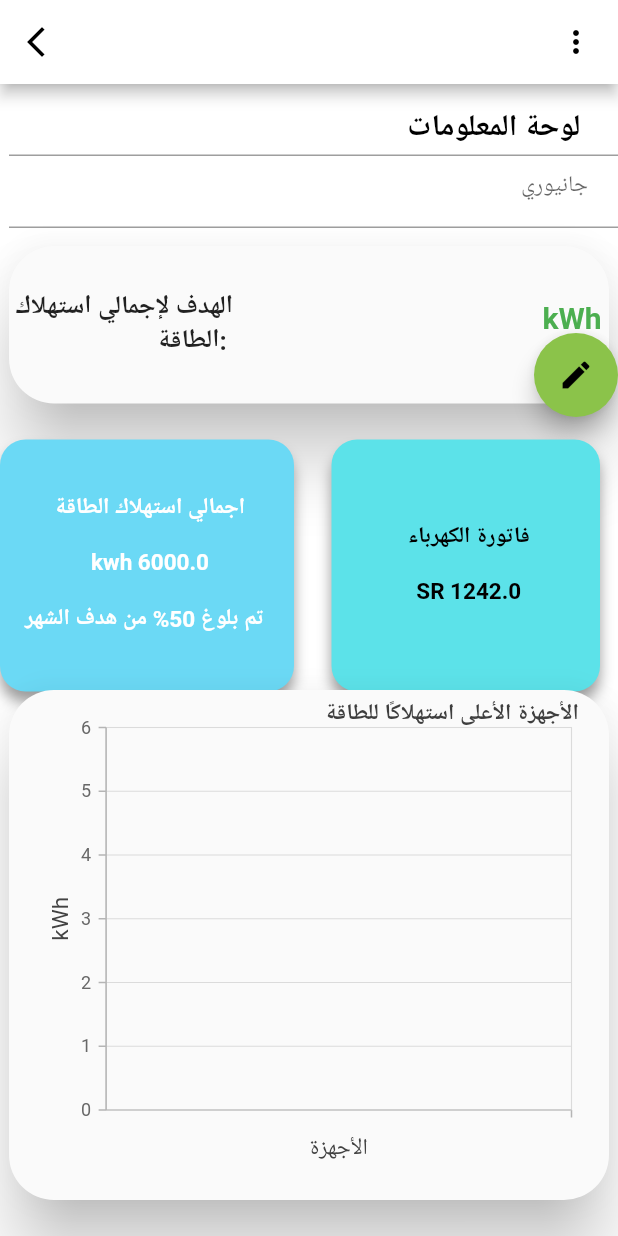
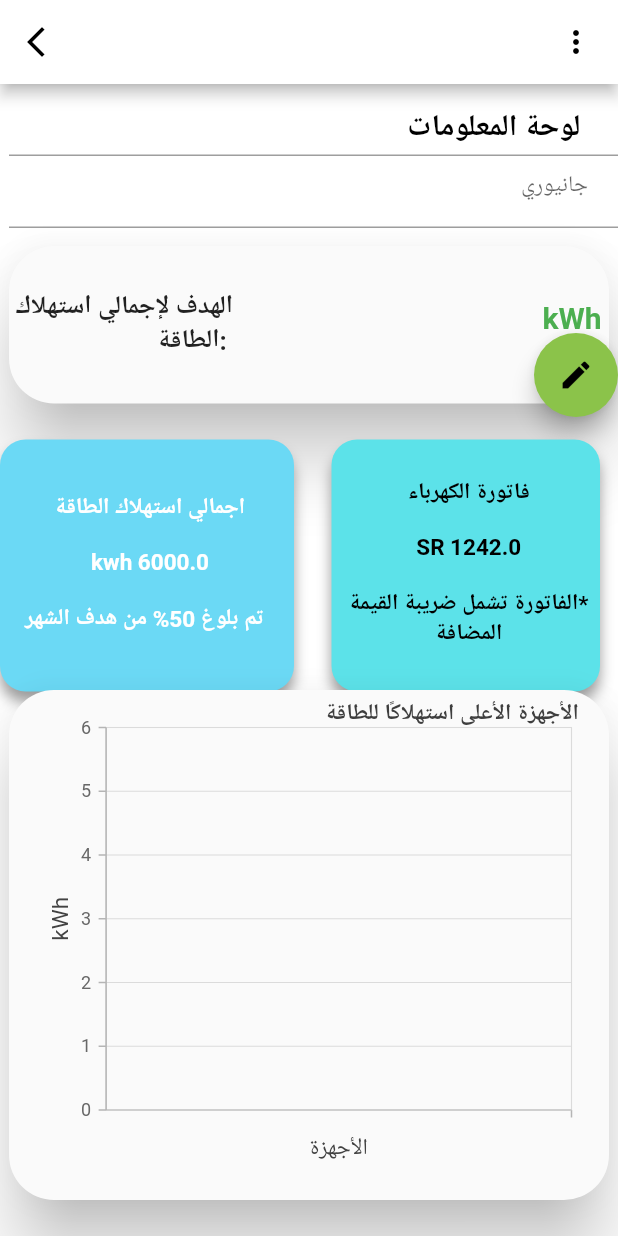
Before and after one commit to reemswe/rashd, a Flutter app: the dashboard screen opened directly with empty values, on a phone screen of 412 x 824 dp. Run offline on Flutter 3.47's test engine with Material 2 defaults, Android fonts, the light colour scheme and no system bars; our stand-ins replace bottom_navy_bar, cloud_firestore, email_validator, firebase_auth, firebase_core, firebase_storage and 5 more; missing offline and left inert: flutter_share; accounts and stored records are empty; project files that could hold a hidden picture were left out.

Commit message:
added tax to calculating bill

```diff
--- a/lib/Dashboard/dashboard.dart
+++ b/lib/Dashboard/dashboard.dart
@@ -125,9 +125,9 @@ class _dashboardState extends State<dashboard> {
     calculateEnergy(1080);
     List text2 = [
       [
-        'فاتورة الكهرباء\n\n$electricityBill SR',
+        'فاتورة الكهرباء\n\n$electricityBill SR\n \n*الفاتورة تشمل ضريبة القيمة المضافة',
         '.25 SR',
-        '\t',
+        '*الفاتورة تشمل ضريبة القيمة المضافة',
         const Color.fromARGB(255, 92, 226, 233),
         Colors.black,
         const EdgeInsets.fromLTRB(15, 15, 12, 23),
```
